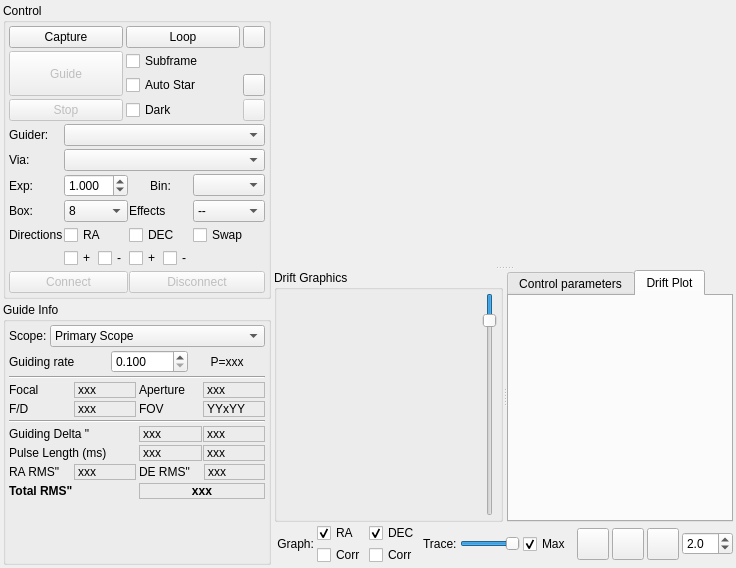
Qt form kstars/ekos/guide/guide.ui (KDE/kstars) before a commit.
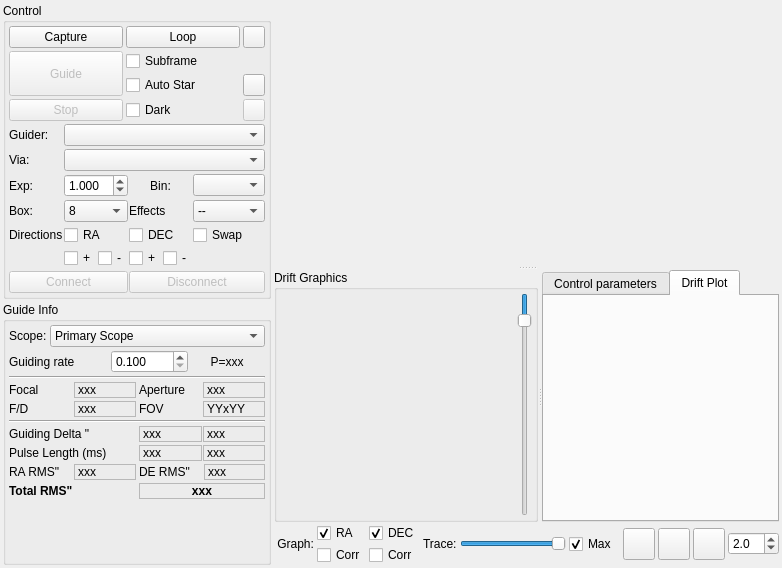
The same form after that commit. Icons and pictures are not drawn. Custom widgets are drawn as their Qt base class.

The edit to the form file:
```diff
--- a/kstars/ekos/guide/guide.ui
+++ b/kstars/ekos/guide/guide.ui
@@ -6,7 +6,7 @@
    <rect>
     <x>0</x>
     <y>0</y>
-    <width>736</width>
+    <width>782</width>
     <height>568</height>
    </rect>
   </property>
```
Left out of the diff: 66 changed lines with no effect on the pictures.
